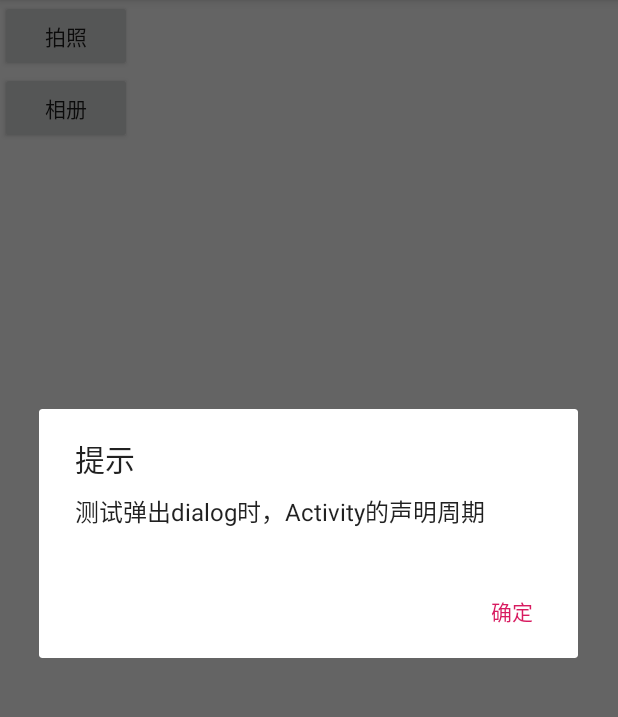
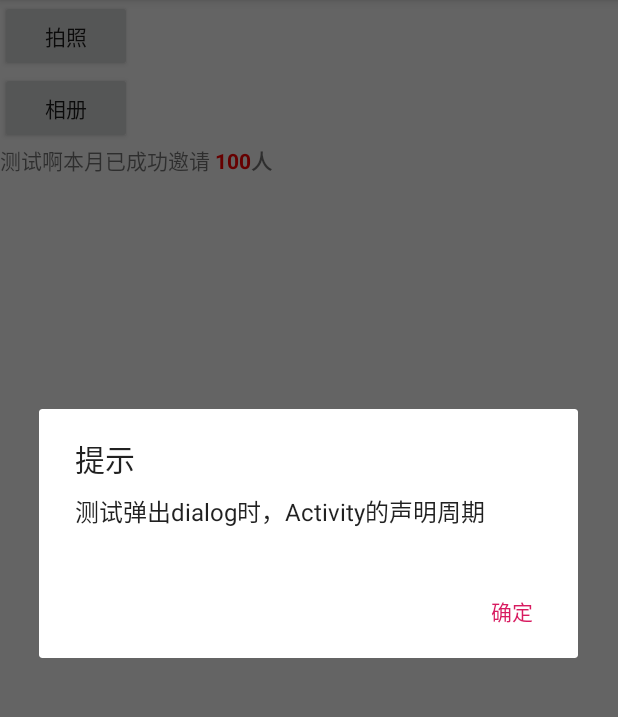
Before and after one commit to CandiceYT/InterviewQuestionofAndroid, an Android app: the screen it shows after launch (MainActivity), after a tap on "相册", on a phone screen of 412 x 824 dp, the part 84-801 px from its top. Run offline under Robolectric (Android 15) with nearby library versions, the light colour scheme and no system bars.

Commit message:
Android基础知识整理

```diff
--- a/app/src/main/java/com/candice/interviewquestionofandroid/Main2Activity.kt
+++ b/app/src/main/java/com/candice/interviewquestionofandroid/Main2Activity.kt
@@ -1,18 +1,31 @@
 package com.candice.interviewquestionofandroid
 
+import android.annotation.TargetApi
 import android.content.Context
 import android.content.Intent
+import android.os.Build
 import android.os.Bundle
 import android.support.v7.app.AppCompatActivity
+import android.text.Html
 import android.util.Log
 
 class Main2Activity : AppCompatActivity() {
 
+
+	@TargetApi(Build.VERSION_CODES.N)
 	override fun onCreate(savedInstanceState: Bundle?) {
 		super.onCreate(savedInstanceState)
 		setContentView(R.layout.activity_main2)
 		Log.e(MainActivity.TAG, "onCreate(2)")
+
+
+
 	}
+
+
+
+
+
 
 	override fun onStart() {
 		super.onStart()
--- a/app/src/main/java/com/candice/interviewquestionofandroid/MainActivity.java
+++ b/app/src/main/java/com/candice/interviewquestionofandroid/MainActivity.java
@@ -1,12 +1,17 @@
 package com.candice.interviewquestionofandroid;
 
+import android.annotation.TargetApi;
 import android.content.DialogInterface;
+import android.os.Build;
 import android.os.Bundle;
 import android.support.v7.app.AlertDialog;
 import android.support.v7.app.AppCompatActivity;
+import android.text.Html;
+import android.text.Spanned;
 import android.util.Log;
 import android.view.View;
 import android.widget.Button;
+import android.widget.TextView;
 
 public class MainActivity extends AppCompatActivity implements View.OnClickListener {
 	public static final String TAG =MainActivity.class.getSimpleName();
@@ -15,7 +20,8 @@ public class MainActivity extends AppCompatActivity implements View.OnClickListe
 	private Button mBtnTakePic;
 	private Button mBtnOpen;
 	private  String name ="";
-
+	private String text ="测试啊本月已成功邀请 <strong><font color=\"#FF0000\">" + 100 + "</font><strong>人";
+	@TargetApi( Build.VERSION_CODES.N )
 	@Override
 	protected void onCreate(Bundle savedInstanceState) {
 		super.onCreate(savedInstanceState);
@@ -24,12 +30,14 @@ public class MainActivity extends AppCompatActivity implements View.OnClickListe
 		mBtnTakePic = ( Button ) findViewById(R.id.btn_take_pics);
 		//打开相册
 		mBtnOpen = ( Button ) findViewById(R.id.btn_open);
+		TextView content = ( TextView ) findViewById(R.id.tv_content);
 
 		mBtnTakePic.setOnClickListener(this);
 		mBtnOpen.setOnClickListener(this);
 		Log.e(TAG,"onCreate");
 
-
+		Spanned fromHtml = Html.fromHtml(text, Html.FROM_HTML_MODE_COMPACT);
+		content.setText(fromHtml);
 	}
 
 
--- a/app/src/main/res/layout/activity_main.xml
+++ b/app/src/main/res/layout/activity_main.xml
@@ -24,4 +24,12 @@
         android:layout_width="wrap_content"
         android:layout_height="wrap_content"/>
 
+    <TextView
+        android:id="@+id/tv_content"
+        android:text="12233"
+        app:layout_constraintLeft_toLeftOf="parent"
+        app:layout_constraintTop_toBottomOf="@id/btn_open"
+        android:layout_width="wrap_content"
+        android:layout_height="wrap_content"/>
+
 </android.support.constraint.ConstraintLayout>
```
Also changed, not shown: 1 other file.
